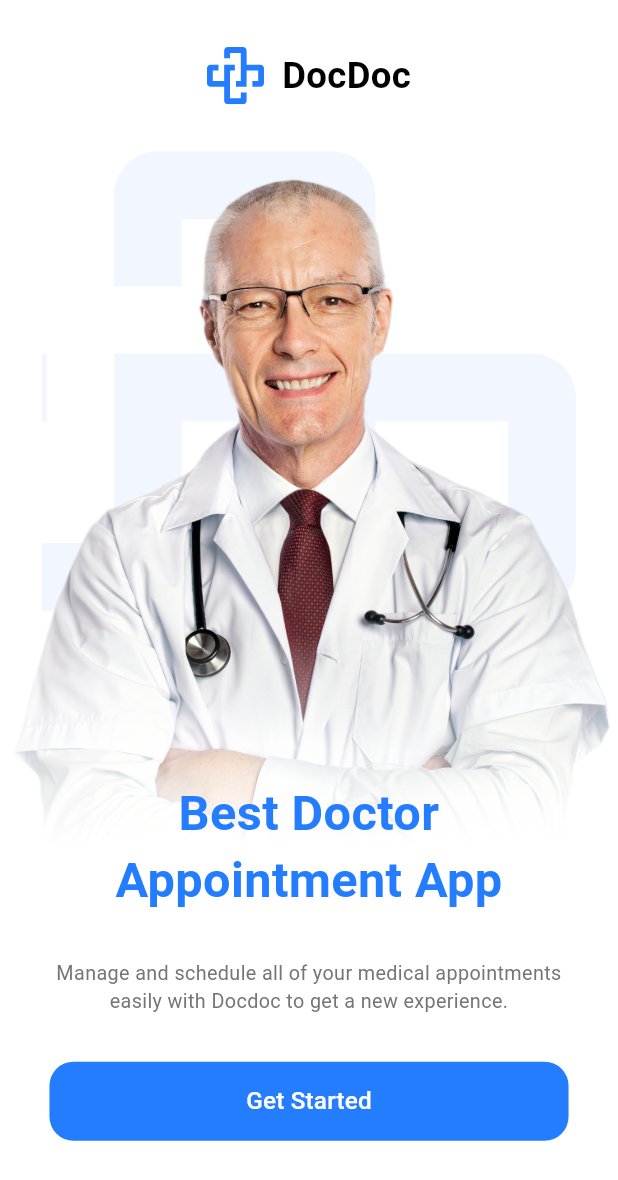
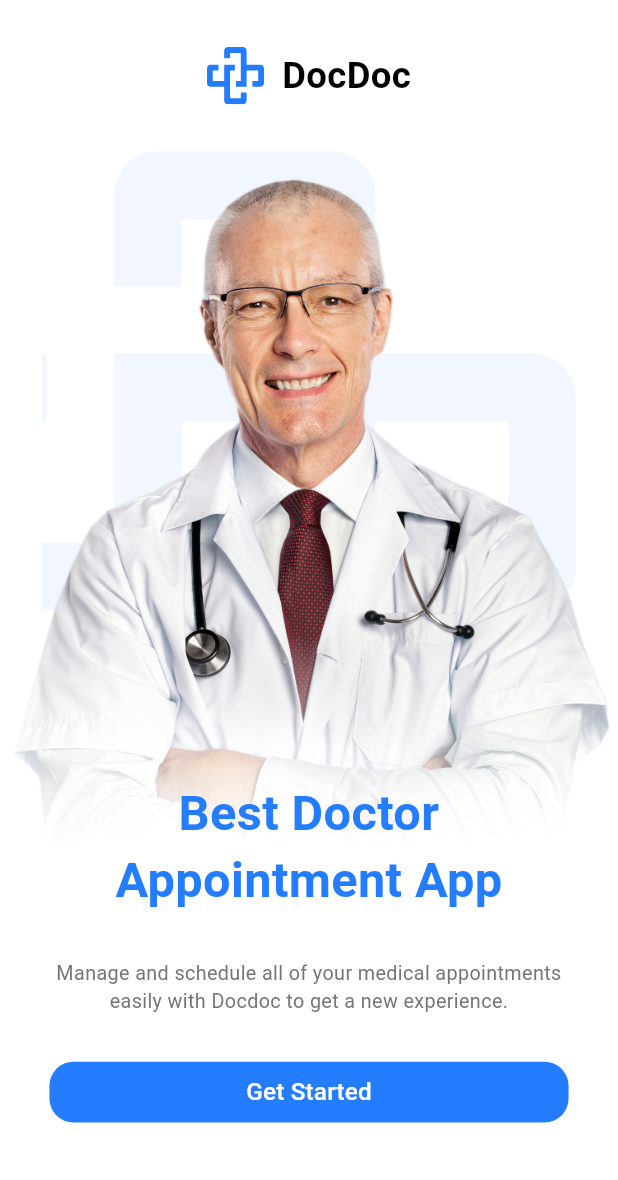
Before and after one commit to AmmarAlharbii/appointment-app, a Flutter app: the screen it shows after launch, on a phone screen of 412 x 824 dp. Shown: the top 1180 px of the screen. Run offline on Flutter 3.47's test engine with Material 3 defaults, Android fonts, the phone set to English and light mode, and no system bars; our stand-ins replace flutter_screenutil, flutter_svg.

Commit message:
fix: button size

```diff
--- a/lib/feature/onboarding/widget/get_started_button.dart
+++ b/lib/feature/onboarding/widget/get_started_button.dart
@@ -18,7 +18,7 @@ class GetStartedButton extends StatelessWidget {
         backgroundColor: WidgetStateProperty.all(ColorManager.bluePrimary),
         tapTargetSize: MaterialTapTargetSize.shrinkWrap,
         minimumSize: WidgetStateProperty.all(
-          Size(double.infinity, 52.sp),
+          Size(double.infinity, 40.sp),
         ),
         shape: WidgetStateProperty.all(
           RoundedRectangleBorder(
```
